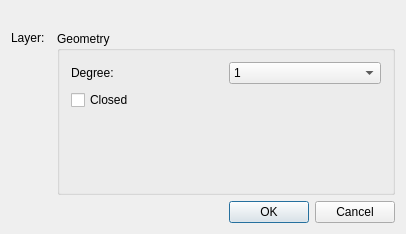
Old version of the form librecad/src/ui/dialogs/entity/qg_dlgspline.ui in the repository LibreCAD/LibreCAD.
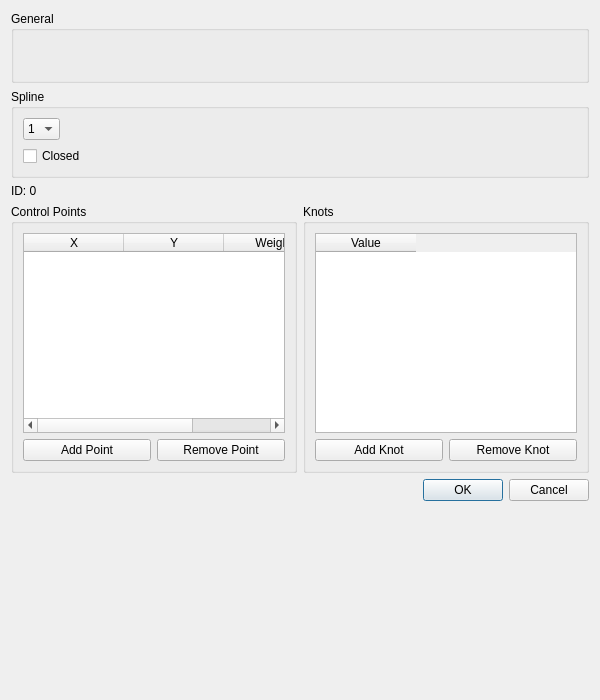
New version of the form. Custom widgets are drawn as their Qt base class.

Commit message: dlgspline: add properties

What changed in the file:
```diff
--- a/librecad/src/ui/dialogs/entity/qg_dlgspline.ui
+++ b/librecad/src/ui/dialogs/entity/qg_dlgspline.ui
@@ -1,173 +1,200 @@
 <?xml version="1.0" encoding="UTF-8"?>
 <ui version="4.0">
  <class>QG_DlgSpline</class>
- <widget class="QDialog" name="QG_DlgSpline">
+ <widget class="QWidget" name="QG_DlgSpline">
   <property name="geometry">
    <rect>
     <x>0</x>
     <y>0</y>
-    <width>406</width>
-    <height>234</height>
+    <width>600</width>
+    <height>700</height>
    </rect>
   </property>
-  <property name="sizePolicy">
-   <sizepolicy hsizetype="Minimum" vsizetype="Minimum">
-    <horstretch>0</horstretch>
-    <verstretch>0</verstretch>
-   </sizepolicy>
-  </property>
-  <property name="minimumSize">
-   <size>
-    <width>300</width>
-    <height>190</height>
-   </size>
-  </property>
   <property name="windowTitle">
    <string>Spline</string>
   </property>
-  <layout class="QVBoxLayout">
+  <layout class="QVBoxLayout" name="verticalLayout">
+   <item>
+    <widget class="QGroupBox" name="groupBox">
+     <property name="title">
+      <string>General</string>
+     </property>
+     <layout class="QFormLayout" name="formLayout">
+      <item row="0" column="0">
+       <widget class="QG_LayerBox" name="cbLayer" native="true"/>
+      </item>
+      <item row="1" column="0">
+       <widget class="QG_WidgetPen" name="wPen" native="true">
+        <property name="minimumSize">
+         <size>
+          <width>200</width>
+          <height>25</height>
+         </size>
+        </property>
+       </widget>
+      </item>
+     </layout>
+    </widget>
+   </item>
+   <item>
+    <widget class="QGroupBox" name="groupBox_2">
+     <property name="title">
+      <string>Spline</string>
+     </property>
+     <layout class="QFormLayout" name="formLayout_2">
+      <item row="0" column="0">
+       <widget class="QComboBox" name="cbDegree">
+        <item>
+         <property name="text">
+          <string>1</string>
+         </property>
+        </item>
+        <item>
+         <property name="text">
+          <string>2</string>
+         </property>
+        </item>
+        <item>
+         <property name="text">
+          <string>3</string>
+         </property>
+        </item>
+       </widget>
+      </item>
+      <item row="1" column="0">
+       <widget class="QCheckBox" name="cbClosed">
+        <property name="text">
+         <string>Closed</string>
+        </property>
+       </widget>
+      </item>
+     </layout>
+    </widget>
+   </item>
    <item>
     <widget class="QLabel" name="lId">
      <property name="text">
-      <string/>
+      <string>ID: 0</string>
      </property>
     </widget>
    </item>
    <item>
-    <layout class="QHBoxLayout">
+    <layout class="QHBoxLayout" name="horizontalLayout">
      <item>
-      <layout class="QVBoxLayout">
-       <item>
-        <layout class="QHBoxLayout">
-         <item>
-          <widget class="QLabel" name="lLayer">
-           <property name="sizePolicy">
-            <sizepolicy hsizetype="Preferred" vsizetype="Preferred">
-             <horstretch>0</horstretch>
-             <verstretch>0</verstretch>
-            </sizepolicy>
+      <widget class="QGroupBox" name="groupBoxControlPoints">
+       <property name="title">
+        <string>Control Points</string>
+       </property>
+       <property name="maximumSize">
+        <size>
+         <width>300</width>
+         <height>16777215</height>
+        </size>
+       </property>
+       <layout class="QVBoxLayout" name="verticalLayout_2">
+        <item>
+         <widget class="QTableWidget" name="tableControlPoints">
+          <property name="minimumSize">
+           <size>
+            <width>0</width>
+            <height>200</height>
+           </size>
+          </property>
+          <property name="rowCount">
+           <number>0</number>
+          </property>
+          <property name="columnCount">
+           <number>3</number>
+          </property>
+          <column>
+           <property name="text">
+            <string>X</string>
            </property>
+          </column>
+          <column>
            <property name="text">
-            <string>Layer:</string>
+            <string>Y</string>
            </property>
-           <property name="wordWrap">
-            <bool>false</bool>
+          </column>
+          <column>
+           <property name="text">
+            <string>Weight</string>
            </property>
-          </widget>
-         </item>
-         <item>
-          <widget class="QG_LayerBox" name="cbLayer" native="true">
-           <property name="toolTip">
-            <string>Layer of spline</string>
-           </property>
-          </widget>
-         </item>
-        </layout>
-       </item>
-       <item>
-        <widget class="QG_WidgetPen" name="wPen" native="true">
-         <property name="sizePolicy">
-          <sizepolicy hsizetype="MinimumExpanding" vsizetype="MinimumExpanding">
-           <horstretch>0</horstretch>
-           <verstretch>0</verstretch>
-          </sizepolicy>
-         </property>
-        </widget>
-       </item>
-      </layout>
+          </column>
+         </widget>
+        </item>
+        <item>
+         <layout class="QHBoxLayout" name="horizontalLayoutControlButtons">
+          <item>
+           <widget class="QPushButton" name="pbAddControlPoint">
+            <property name="text">
+             <string>Add Point</string>
+            </property>
+           </widget>
+          </item>
+          <item>
+           <widget class="QPushButton" name="pbRemoveControlPoint">
+            <property name="text">
+             <string>Remove Point</string>
+            </property>
+           </widget>
+          </item>
+         </layout>
+        </item>
+       </layout>
+      </widget>
      </item>
      <item>
-      <widget class="QGroupBox" name="buttonGroup8">
-       <property name="sizePolicy">
-        <sizepolicy hsizetype="Preferred" vsizetype="Preferred">
-         <horstretch>1</horstretch>
-         <verstretch>0</verstretch>
-        </sizepolicy>
-       </property>
+      <widget class="QGroupBox" name="groupBoxKnots">
        <property name="title">
-        <string>Geometry</string>
+        <string>Knots</string>
        </property>
-       <layout class="QGridLayout">
-        <item row="2" column="0">
-         <spacer name="spacer58">
-          <property name="orientation">
-           <enum>Qt::Vertical</enum>
-          </property>
-          <property name="sizeType">
-           <enum>QSizePolicy::Expanding</enum>
-          </property>
-          <property name="sizeHint" stdset="0">
-           <size>
-            <width>20</width>
-            <height>20</height>
-           </size>
-          </property>
-         </spacer>
-        </item>
-        <item row="2" column="1">
-         <spacer name="spacer61">
-          <property name="orientation">
-           <enum>Qt::Vertical</enum>
-          </property>
-          <property name="sizeType">
-           <enum>QSizePolicy::Expanding</enum>
-          </property>
-          <property name="sizeHint" stdset="0">
-           <size>
-            <width>20</width>
-            <height>20</height>
-           </size>
-          </property>
-         </spacer>
-        </item>
-        <item row="0" column="0">
-         <widget class="QLabel" name="lDegree">
-          <property name="text">
-           <string>Degree:</string>
-          </property>
-          <property name="wordWrap">
-           <bool>false</bool>
-          </property>
-         </widget>
-        </item>
-        <item row="1" column="0" colspan="2">
-         <widget class="QCheckBox" name="cbClosed">
-          <property name="toolTip">
-           <string>Defines whether spline defines closed contour</string>
-          </property>
-          <property name="text">
-           <string>Closed</string>
-          </property>
-         </widget>
-        </item>
-        <item row="0" column="1">
-         <widget class="QComboBox" name="cbDegree">
+       <property name="maximumSize">
+        <size>
+         <width>300</width>
+         <height>16777215</height>
+        </size>
+       </property>
+       <layout class="QVBoxLayout" name="verticalLayout_3">
+        <item>
+         <widget class="QTableWidget" name="tableKnots">
           <property name="minimumSize">
            <size>
-            <width>64</width>
-            <height>0</height>
+            <width>0</width>
+            <height>200</height>
            </size>
           </property>
-          <property name="toolTip">
-           <string>Degree used to approximate spline</string>
+          <property name="rowCount">
+           <number>0</number>
           </property>
-          <item>
+          <property name="columnCount">
+           <number>1</number>
+          </property>
+          <column>
            <property name="text">
-            <string notr="true">1</string>
+            <string>Value</string>
            </property>
-          </item>
-          <item>
-           <property name="text">
-            <string notr="true">2</string>
-           </property>
-          </item>
-          <item>
-           <property name="text">
-            <string notr="true">3</string>
-           </property>
-          </item>
+          </column>
          </widget>
         </item>
+        <item>
+         <layout class="QHBoxLayout" name="horizontalLayoutKnotButtons">
+          <item>
+           <widget class="QPushButton" name="pbAddKnot">
+            <property name="text">
+             <string>Add Knot</string>
+            </property>
+           </widget>
+          </item>
+          <item>
+           <widget class="QPushButton" name="pbRemoveKnot">
+            <property name="text">
+             <string>Remove Knot</string>
+            </property>
+           </widget>
+          </item>
+         </layout>
+        </item>
        </layout>
       </widget>
      </item>
@@ -180,9 +207,21 @@
      </property>
     </widget>
    </item>
+   <item>
+    <spacer name="verticalSpacer">
+     <property name="orientation">
+      <enum>Qt::Orientation::Vertical</enum>
+     </property>
+     <property name="sizeHint" stdset="0">
+      <size>
+       <width>20</width>
+       <height>40</height>
+      </size>
+     </property>
+    </spacer>
+   </item>
   </layout>
  </widget>
- <layoutdefault spacing="6" margin="11"/>
  <customwidgets>
   <customwidget>
    <class>QG_WidgetPen</class>
```
Left out of the diff: 25 changed lines with no effect on the pictures. The commit also changes 4 other files.
